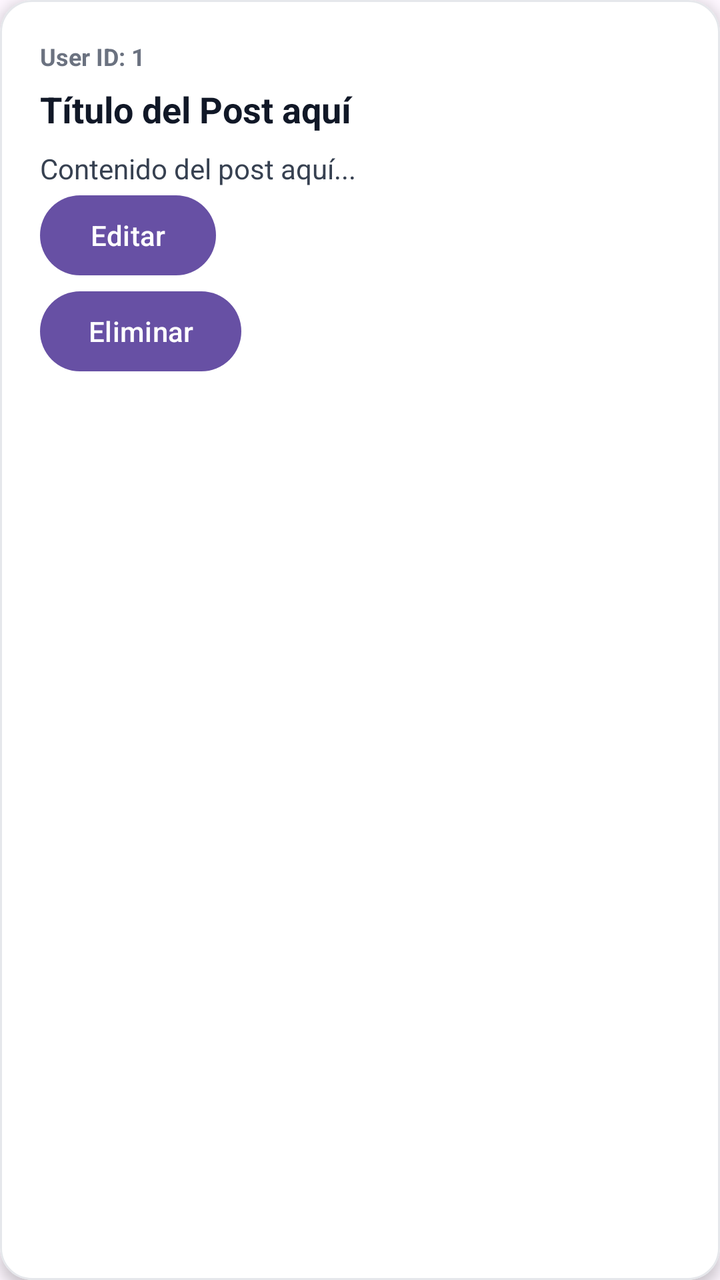
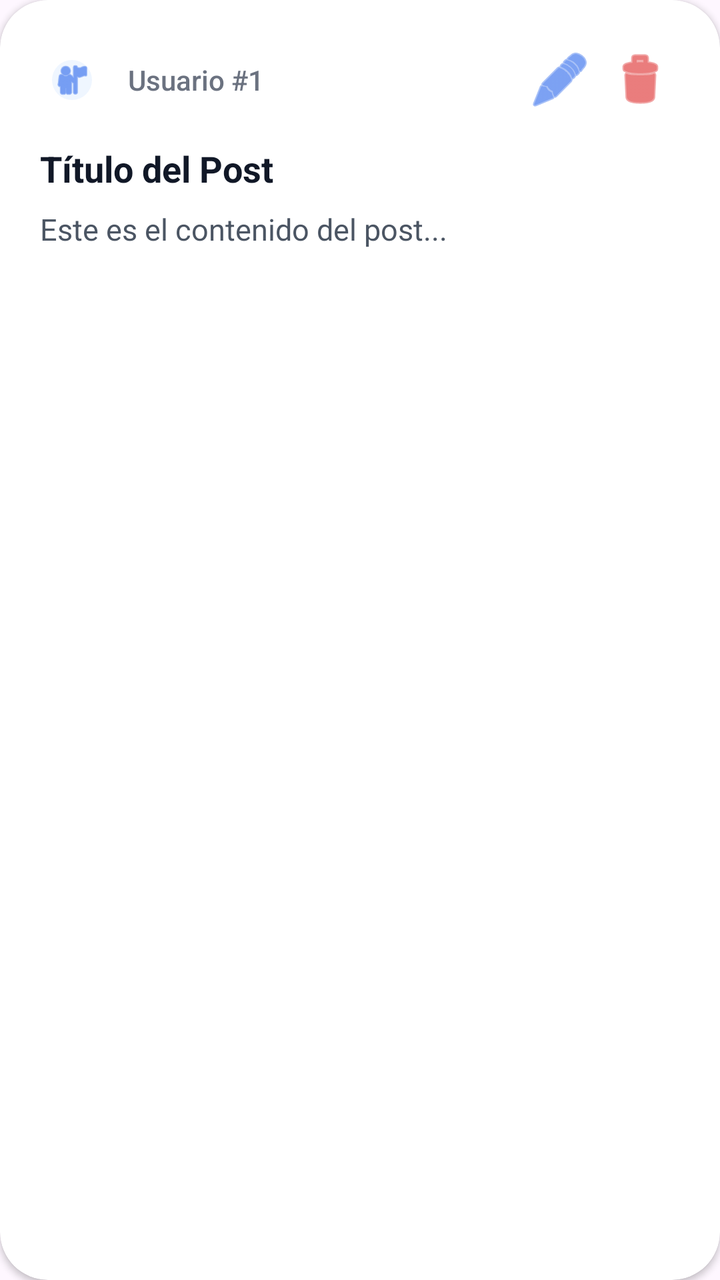

Two renders of the same Android screen: before a commit and after it. Below are the layout's source before the change and the commit's diff.
<!-- AndroidManifest.xml: application theme Theme.MyApplicationMVVM -->
<!-- res/layout/item_post.xml -->
<?xml version="1.0" encoding="utf-8"?>
<com.google.android.material.card.MaterialCardView
    xmlns:android="http://schemas.android.com/apk/res/android"
    xmlns:app="http://schemas.android.com/apk/res-auto"
    android:layout_width="match_parent"
    android:layout_height="wrap_content"
    android:layout_marginStart="16dp"
    android:layout_marginEnd="16dp"
    android:layout_marginTop="8dp"
    android:layout_marginBottom="8dp"
    app:cardCornerRadius="16dp"
    app:cardElevation="4dp"
    app:strokeWidth="1dp"
    app:strokeColor="#E5E7EB"
    android:backgroundTint="@android:color/white">

    <LinearLayout
        android:layout_width="match_parent"
        android:layout_height="wrap_content"
        android:orientation="vertical"
        android:padding="20dp">

        
        <TextView
            android:id="@+id/tvUserId"
            android:layout_width="wrap_content"
            android:layout_height="wrap_content"
            android:text="User ID: 1"
            android:textSize="12sp"
            android:textColor="#6B7280"
            android:textStyle="bold"
            android:layout_marginBottom="6dp"/>

        
        <TextView
            android:id="@+id/tvTitle"
            android:layout_width="match_parent"
            android:layout_height="wrap_content"
            android:text="Título del Post aquí"
            android:textSize="18sp"
            android:textStyle="bold"
            android:textColor="#111827"
            android:maxLines="2"
            android:ellipsize="end"
            android:layout_marginBottom="8dp"/>

        
        <TextView
            android:id="@+id/tvBody"
            android:layout_width="match_parent"
            android:layout_height="wrap_content"
            android:text="Contenido del post aquí..."
            android:textSize="14sp"
            android:textColor="#374151"
            android:lineSpacingExtra="2dp"
            android:maxLines="3"
            android:ellipsize="end"/>
        <Button android:id="@+id/btnEditar"
            android:text="Editar"
            android:layout_width="wrap_content"
            android:layout_height="wrap_content" />

        <Button android:id="@+id/btnEliminar"
            android:text="Eliminar"
            android:layout_width="wrap_content"
            android:layout_height="wrap_content" />

    </LinearLayout>

</com.google.android.material.card.MaterialCardView>
<!-- resources referenced by this layout -->
<resources>
  <style name="Theme.MyApplicationMVVM" parent="Base.Theme.MyApplicationMVVM" />
  <style name="Base.Theme.MyApplicationMVVM" parent="Theme.Material3.DayNight.NoActionBar">
          
          
      </style>
</resources>

<!-- the commit's change to res/layout/item_post.xml (unified diff, before → after) -->
@@ -4,14 +4,11 @@
     xmlns:app="http://schemas.android.com/apk/res-auto"
     android:layout_width="match_parent"
     android:layout_height="wrap_content"
-    android:layout_marginStart="16dp"
-    android:layout_marginEnd="16dp"
-    android:layout_marginTop="8dp"
-    android:layout_marginBottom="8dp"
-    app:cardCornerRadius="16dp"
-    app:cardElevation="4dp"
-    app:strokeWidth="1dp"
-    app:strokeColor="#E5E7EB"
+    android:layout_marginHorizontal="16dp"
+    android:layout_marginVertical="8dp"
+    app:cardCornerRadius="24dp"
+    app:cardElevation="2dp"
+    app:strokeWidth="0dp"
     android:backgroundTint="@android:color/white">
 
     <LinearLayout
@@ -20,51 +17,70 @@
         android:orientation="vertical"
         android:padding="20dp">
 
-        
-        <TextView
-            android:id="@+id/tvUserId"
-            android:layout_width="wrap_content"
+        <LinearLayout
+            android:layout_width="match_parent"
             android:layout_height="wrap_content"
-            android:text="User ID: 1"
-            android:textSize="12sp"
-            android:textColor="#6B7280"
-            android:textStyle="bold"
-            android:layout_marginBottom="6dp"/>
+            android:gravity="center_vertical"
+            android:orientation="horizontal"
+            android:layout_marginBottom="12dp">
 
-        
+            <com.google.android.material.imageview.ShapeableImageView
+                android:layout_width="32dp"
+                android:layout_height="32dp"
+                android:src="@android:drawable/ic_menu_myplaces"
+                app:tint="#2563EB"
+                android:background="#EFF6FF"
+                android:padding="6dp"
+                app:shapeAppearanceOverlay="@style/ShapeAppearance.Material3.Corner.Full" />
+
+            <TextView
+                android:id="@+id/tvUserId"
+                android:layout_width="0dp"
+                android:layout_height="wrap_content"
+                android:layout_weight="1"
+                android:layout_marginStart="12dp"
+                android:text="Usuario #1"
+                android:textSize="14sp"
+                android:textColor="#6B7280"
+                android:fontFamily="sans-serif-medium"/>
+
+            <ImageButton
+                android:id="@+id/btnEditar"
+                android:layout_width="40dp"
+                android:layout_height="40dp"
+                android:src="@android:drawable/ic_menu_edit"
+                android:background="?attr/selectableItemBackgroundBorderless"
+                app:tint="#2563EB" />
+
+            <ImageButton
+                android:id="@+id/btnEliminar"
+                android:layout_width="40dp"
+                android:layout_height="40dp"
+                android:src="@android:drawable/ic_menu_delete"
+                android:background="?attr/selectableItemBackgroundBorderless"
+                app:tint="#DC2626" />
+        </LinearLayout>
+
         <TextView
             android:id="@+id/tvTitle"
             android:layout_width="match_parent"
             android:layout_height="wrap_content"
-            android:text="Título del Post aquí"
+            android:text="Título del Post"
             android:textSize="18sp"
             android:textStyle="bold"
             android:textColor="#111827"
-            android:maxLines="2"
-            android:ellipsize="end"
             android:layout_marginBottom="8dp"/>
 
-        
         <TextView
             android:id="@+id/tvBody"
             android:layout_width="match_parent"
             android:layout_height="wrap_content"
-            android:text="Contenido del post aquí..."
-            android:textSize="14sp"
-            android:textColor="#374151"
-            android:lineSpacingExtra="2dp"
+            android:text="Este es el contenido del post..."
+            android:textSize="15sp"
+            android:textColor="#4B5563"
+            android:lineHeight="22sp"
             android:maxLines="3"
             android:ellipsize="end"/>
-        <Button android:id="@+id/btnEditar"
-            android:text="Editar"
-            android:layout_width="wrap_content"
-            android:layout_height="wrap_content" />
-
-        <Button android:id="@+id/btnEliminar"
-            android:text="Eliminar"
-            android:layout_width="wrap_content"
-            android:layout_height="wrap_content" />
 
     </LinearLayout>
-
 </com.google.android.material.card.MaterialCardView>
